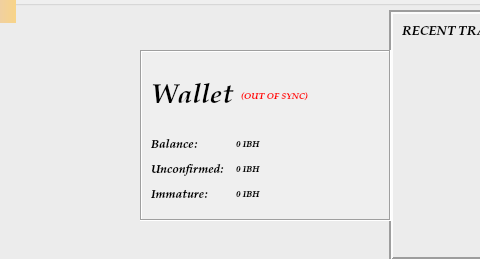
Old version of the form src/qt/forms/overviewpage.ui in the repository ibithub/ibithub; both pictures show x 0 to 480 and y 0 to 259 of the 819 by 259 pixel window.
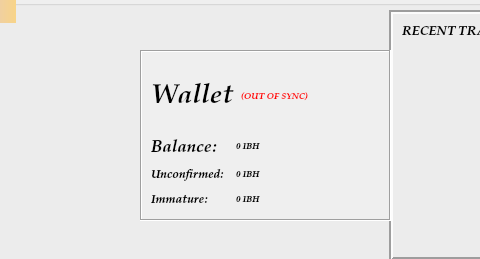
New version of the form. Icons and pictures are not drawn.

What changed in the file:
```diff
--- a/src/qt/forms/overviewpage.ui
+++ b/src/qt/forms/overviewpage.ui
@@ -200,7 +200,7 @@
            <property name="font">
             <font>
              <family>URW Palladio L</family>
-             <pointsize>9</pointsize>
+             <pointsize>13</pointsize>
              <weight>75</weight>
              <italic>true</italic>
              <bold>true</bold>
```
Left out of the diff: 2 changed lines with no effect on the pictures.
